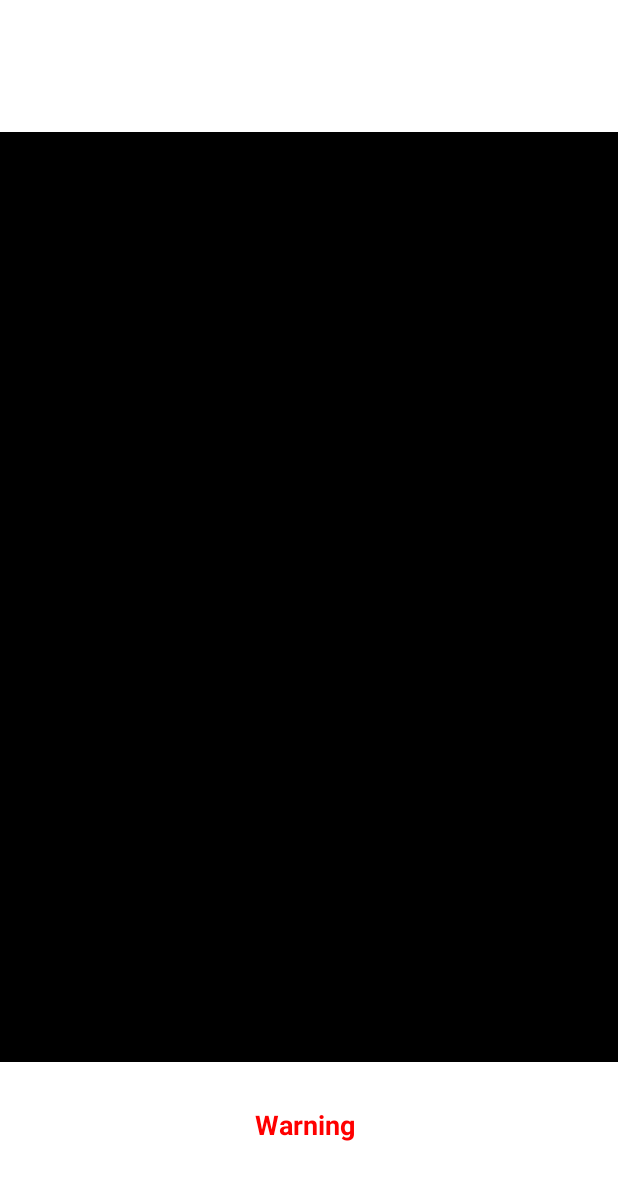
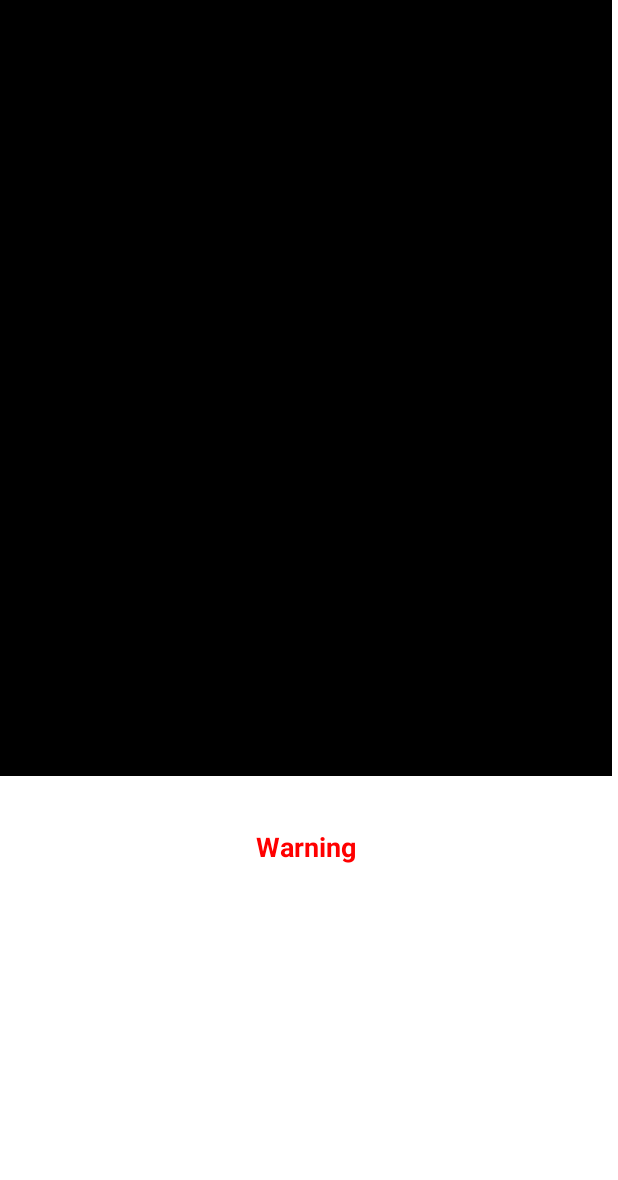
Before and after one commit to nickolandermilan30/Cafe-shop-thief-detector, an Android app: the layout activity_main.xml on its own in the app's theme, with its tools: preview values and no code run, on a phone screen of 412 x 824 dp. Shown: the top 1180 px of the screen. Run offline under Robolectric (Android 15) with nearby library versions, the phone set to English and light mode, and no system bars.

Commit message:
March 1 2024

```diff
--- a/app/src/main/AndroidManifest.xml
+++ b/app/src/main/AndroidManifest.xml
@@ -3,7 +3,7 @@
     xmlns:tools="http://schemas.android.com/tools"
     package="com.programminghut.realtime_object">
 
-    <uses-permission android:name="android.permission.CAMERA"/>
+    <uses-permission android:name="android.permission.CAMERA" />
 
     <application
         android:allowBackup="true"
@@ -16,6 +16,9 @@
         android:theme="@style/Theme.Realtime_object"
         tools:targetApi="31">
         <activity
+            android:name=".MainActivity2"
+            android:exported="false" />
+        <activity
             android:name=".MainActivity"
             android:exported="true">
             <intent-filter>
--- a/app/src/main/java/com/programminghut/realtime_object/MainActivity.kt
+++ b/app/src/main/java/com/programminghut/realtime_object/MainActivity.kt
@@ -42,6 +42,7 @@ class MainActivity : AppCompatActivity() {
 
     override fun onCreate(savedInstanceState: Bundle?) {
         super.onCreate(savedInstanceState)
+        supportActionBar?.hide()
         setContentView(R.layout.activity_main)
         get_permission()
 
--- /dev/null
+++ b/app/src/main/res/drawable/front.xml
@@ -0,0 +1,5 @@
+<vector android:height="24dp" android:tint="#F7F6BB"
+    android:viewportHeight="24" android:viewportWidth="24"
+    android:width="24dp" xmlns:android="http://schemas.android.com/apk/res/android">
+    <path android:fillColor="@android:color/white" android:pathData="M10,20L5,20v2h5v2l3,-3 -3,-3v2zM14,20v2h5v-2h-5zM12,8c1.1,0 2,-0.9 2,-2s-0.9,-2 -2,-2 -1.99,0.9 -1.99,2S10.9,8 12,8zM17,0L7,0C5.9,0 5,0.9 5,2v14c0,1.1 0.9,2 2,2h10c1.1,0 2,-0.9 2,-2L19,2c0,-1.1 -0.9,-2 -2,-2zM7,2h10v10.5c0,-1.67 -3.33,-2.5 -5,-2.5s-5,0.83 -5,2.5L7,2z"/>
+</vector>
--- a/app/src/main/res/layout/activity_main.xml
+++ b/app/src/main/res/layout/activity_main.xml
@@ -1,44 +1,52 @@
 <?xml version="1.0" encoding="utf-8"?>
-<RelativeLayout xmlns:android="http://schemas.android.com/apk/res/android"
+<androidx.constraintlayout.widget.ConstraintLayout
+    xmlns:android="http://schemas.android.com/apk/res/android"
     xmlns:app="http://schemas.android.com/apk/res-auto"
     xmlns:tools="http://schemas.android.com/tools"
     android:layout_width="match_parent"
     android:layout_height="match_parent"
     tools:context=".MainActivity">
 
+
+
     <TextureView
         android:id="@+id/textureView"
-        android:layout_width="match_parent"
-        android:layout_height="620dp"
-        android:layout_alignParentStart="true"
-        android:layout_alignParentEnd="true"
-        android:layout_alignParentBottom="true"
-        android:layout_marginBottom="116dp" />
+        android:layout_width="408dp"
+        android:layout_height="517dp"
+        app:layout_constraintBottom_toBottomOf="parent"
+        app:layout_constraintEnd_toEndOf="parent"
+        app:layout_constraintHorizontal_bias="0.0"
+        app:layout_constraintStart_toStartOf="parent"
+        app:layout_constraintTop_toTopOf="parent"
+        app:layout_constraintVertical_bias="0.0" />
 
     <ImageView
         android:id="@+id/imageView"
-        android:layout_width="match_parent"
-        android:layout_height="620dp"
-        android:layout_alignParentStart="true"
-        android:layout_alignParentEnd="true"
-        android:layout_alignParentBottom="true"
-        android:layout_marginStart="0dp"
-        android:layout_marginEnd="0dp"
-        android:layout_marginBottom="116dp"
-        android:background="#000" />
+        android:layout_width="408dp"
+        android:layout_height="517dp"
+        android:background="#000"
+        app:layout_constraintBottom_toBottomOf="parent"
+        app:layout_constraintEnd_toEndOf="parent"
+        app:layout_constraintHorizontal_bias="0.0"
+        app:layout_constraintStart_toStartOf="parent"
+        app:layout_constraintTop_toTopOf="@+id/textureView"
+        app:layout_constraintVertical_bias="0.0" />
 
     <TextView
         android:id="@+id/detectionTextView"
         android:layout_width="wrap_content"
         android:layout_height="wrap_content"
-        android:layout_alignParentBottom="true"
-        android:layout_centerInParent="true"
         android:layout_marginBottom="42dp"
         android:gravity="center_horizontal"
         android:padding="20dp"
         android:text="Warning "
         android:textColor="#FF0000"
         android:textSize="18sp"
-        android:textStyle="bold" />
+        android:textStyle="bold"
+        app:layout_constraintBottom_toBottomOf="parent"
+        app:layout_constraintEnd_toEndOf="parent"
+        app:layout_constraintStart_toStartOf="parent"
+        app:layout_constraintTop_toBottomOf="@id/textureView"
+        app:layout_constraintVertical_bias="0.074" />
 
-</RelativeLayout>
+</androidx.constraintlayout.widget.ConstraintLayout>
--- a/app/src/main/res/values-night/themes.xml
+++ b/app/src/main/res/values-night/themes.xml
@@ -2,8 +2,8 @@
     <!-- Base application theme. -->
     <style name="Theme.Realtime_object" parent="Theme.MaterialComponents.DayNight.DarkActionBar">
         <!-- Primary brand color. -->
-        <item name="colorPrimary">@color/purple_200</item>
-        <item name="colorPrimaryVariant">@color/purple_700</item>
+        <item name="colorPrimary">@color/green_200</item>
+        <item name="colorPrimaryVariant">@color/green_700</item>
         <item name="colorOnPrimary">@color/black</item>
         <!-- Secondary brand color. -->
         <item name="colorSecondary">@color/teal_200</item>
--- a/app/src/main/res/values/colors.xml
+++ b/app/src/main/res/values/colors.xml
@@ -1,10 +1,11 @@
 <?xml version="1.0" encoding="utf-8"?>
 <resources>
-    <color name="purple_200">#FFBB86FC</color>
-    <color name="purple_500">#FF6200EE</color>
-    <color name="purple_700">#FF3700B3</color>
+    <color name="green_200">#00FF0A</color>
+    <color name="green_500">#87A922</color>
+    <color name="green_700">#114232</color>
     <color name="teal_200">#FF03DAC5</color>
     <color name="teal_700">#FF018786</color>
     <color name="black">#FF000000</color>
     <color name="white">#FFFFFFFF</color>
+    <color name="green">#476326</color>
 </resources>
--- a/app/src/main/res/values/themes.xml
+++ b/app/src/main/res/values/themes.xml
@@ -2,8 +2,8 @@
     <!-- Base application theme. -->
     <style name="Theme.Realtime_object" parent="Theme.MaterialComponents.DayNight.DarkActionBar">
         <!-- Primary brand color. -->
-        <item name="colorPrimary">@color/purple_500</item>
-        <item name="colorPrimaryVariant">@color/purple_700</item>
+        <item name="colorPrimary">@color/green_500</item>
+        <item name="colorPrimaryVariant">@color/green_700</item>
         <item name="colorOnPrimary">@color/white</item>
         <!-- Secondary brand color. -->
         <item name="colorSecondary">@color/teal_200</item>
```
Also changed, not shown: app/src/main/java/com/programminghut/realtime_object/MainActivity2.java (added, +14 -0 lines), app/src/main/res/drawable/front_cam.xml (added, +30 -0 lines), app/src/main/res/layout/activity_main2.xml (added, +9 -0 lines).
